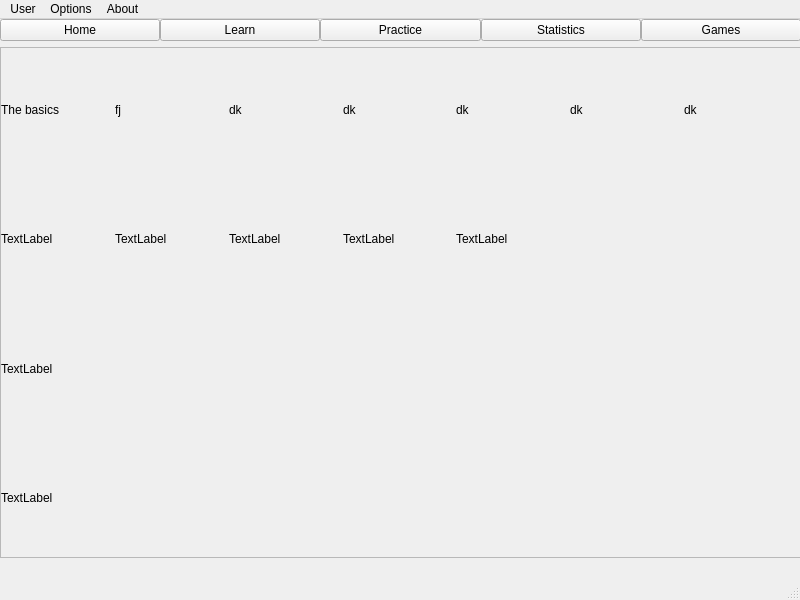
AzariasB/QTypingTest, file src/ui/homepage.ui: the form before one commit.
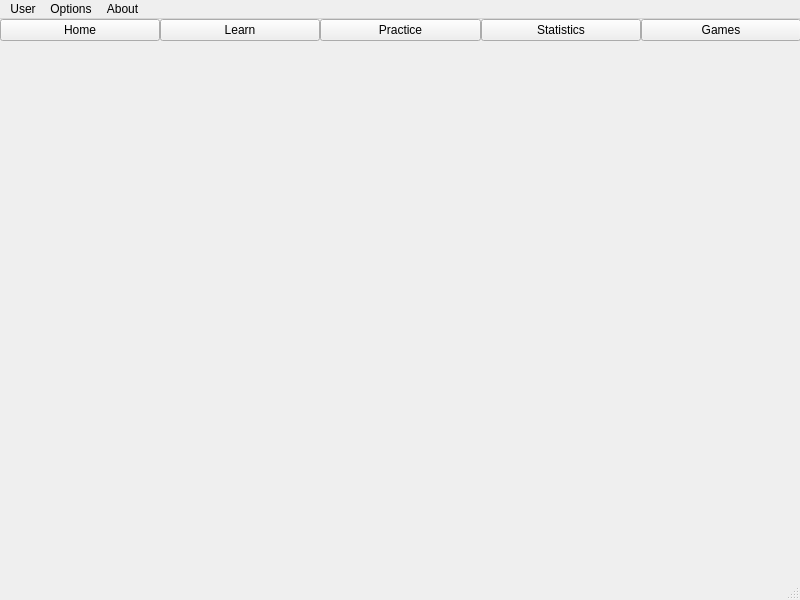
The form after the commit.

Commit message: Adding preview of learn page Strucurate the homepage Structurate the code

What changed in the file:
```diff
--- a/src/ui/homepage.ui
+++ b/src/ui/homepage.ui
@@ -77,145 +77,18 @@
        <item row="0" column="0">
         <widget class="QStackedWidget" name="stack_main">
          <widget class="QWidget" name="page_learn">
-          <widget class="QWidget" name="horizontalLayoutWidget">
-           <property name="geometry">
-            <rect>
-             <x>0</x>
-             <y>0</y>
-             <width>801</width>
-             <height>511</height>
-            </rect>
-           </property>
-           <layout class="QHBoxLayout" name="horizontalLayout">
-            <item>
-             <widget class="QScrollArea" name="scrollArea">
-              <property name="widgetResizable">
-               <bool>true</bool>
-              </property>
-              <widget class="QWidget" name="scrollAreaWidgetContents">
-               <property name="geometry">
-                <rect>
-                 <x>0</x>
-                 <y>0</y>
-                 <width>797</width>
-                 <height>507</height>
-                </rect>
-               </property>
-               <widget class="QWidget" name="gridLayoutWidget">
-                <property name="geometry">
-                 <rect>
-                  <x>0</x>
-                  <y>0</y>
-                  <width>791</width>
-                  <height>511</height>
-                 </rect>
-                </property>
-                <layout class="QGridLayout" name="gridLayout">
-                 <item row="0" column="1">
-                  <widget class="QLabel" name="label_7">
-                   <property name="text">
-                    <string>fj</string>
-                   </property>
-                  </widget>
-                 </item>
-                 <item row="2" column="0">
-                  <widget class="QLabel" name="label">
-                   <property name="text">
-                    <string>TextLabel</string>
-                   </property>
-                  </widget>
-                 </item>
-                 <item row="3" column="0">
-                  <widget class="QLabel" name="label_5">
-                   <property name="text">
-                    <string>TextLabel</string>
-                   </property>
-                  </widget>
-                 </item>
-                 <item row="0" column="3">
-                  <widget class="QLabel" name="label_14">
-                   <property name="text">
-                    <string>dk</string>
-                   </property>
-                  </widget>
-                 </item>
-                 <item row="0" column="0">
-                  <widget class="QLabel" name="label_6">
-                   <property name="text">
-                    <string>The basics</string>
-                   </property>
-                  </widget>
-                 </item>
-                 <item row="1" column="4">
-                  <widget class="QLabel" name="label_11">
-                   <property name="text">
-                    <string>TextLabel</string>
-                   </property>
-                  </widget>
-                 </item>
-                 <item row="1" column="2">
-                  <widget class="QLabel" name="label_9">
-                   <property name="text">
-                    <string>TextLabel</string>
-                   </property>
-                  </widget>
-                 </item>
-                 <item row="1" column="3">
-                  <widget class="QLabel" name="label_10">
-                   <property name="text">
-                    <string>TextLabel</string>
-                   </property>
-                  </widget>
-                 </item>
-                 <item row="1" column="0">
-                  <widget class="QLabel" name="label_13">
-                   <property name="text">
-                    <string>TextLabel</string>
-                   </property>
-                  </widget>
-                 </item>
-                 <item row="1" column="1">
-                  <widget class="QLabel" name="label_12">
-                   <property name="text">
-                    <string>TextLabel</string>
-                   </property>
-                  </widget>
-                 </item>
-                 <item row="0" column="2">
-                  <widget class="QLabel" name="label_8">
-                   <property name="text">
-                    <string>dk</string>
-                   </property>
-                  </widget>
-                 </item>
-                 <item row="0" column="4">
-                  <widget class="QLabel" name="label_15">
-                   <property name="text">
-                    <string>dk</string>
-                   </property>
-                  </widget>
-                 </item>
-                 <item row="0" column="5">
-                  <widget class="QLabel" name="label_16">
-                   <property name="text">
-                    <string>dk</string>
-                   </property>
-                  </widget>
-                 </item>
-                 <item row="0" column="6">
-                  <widget class="QLabel" name="label_17">
-                   <property name="text">
-                    <string>dk</string>
-                   </property>
-                  </widget>
-                 </item>
-                </layout>
-               </widget>
-              </widget>
-             </widget>
-            </item>
-           </layout>
-          </widget>
+          <property name="sizePolicy">
+           <sizepolicy hsizetype="Preferred" vsizetype="Preferred">
+            <horstretch>0</horstretch>
+            <verstretch>0</verstretch>
+           </sizepolicy>
+          </property>
+          <property name="layoutDirection">
+           <enum>Qt::LeftToRight</enum>
+          </property>
+          <property name="autoFillBackground">
+           <bool>false</bool>
+          </property>
          </widget>
          <widget class="QWidget" name="page_home"/>
          <widget class="QWidget" name="page_practice">
```
Left out of the diff: 7 changed lines with no effect on the pictures. The commit also changes 25 other files.
